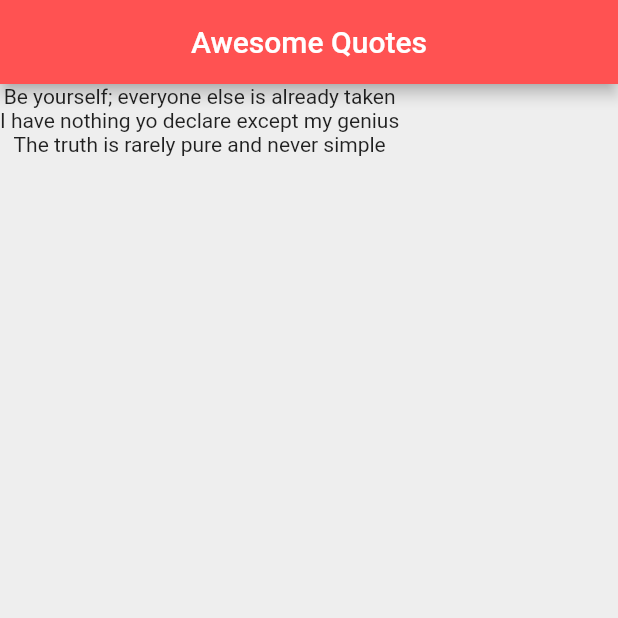
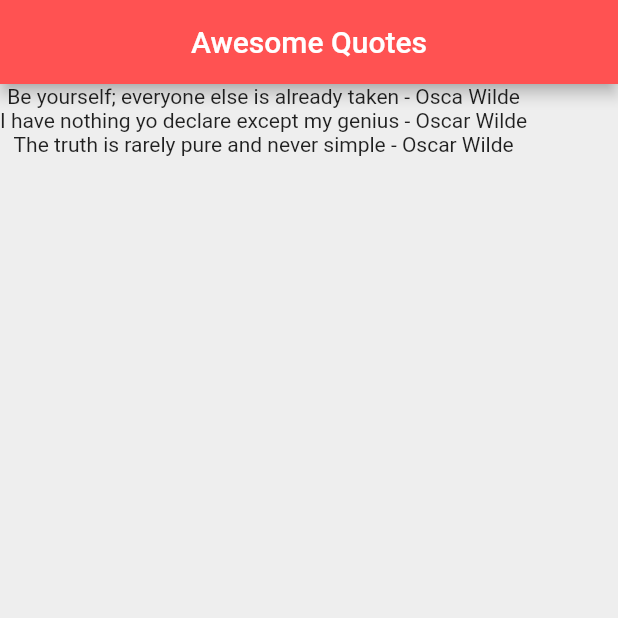
Before and after one commit to kard80/flutter_tutorial, a Flutter app: the screen it shows after launch, on a phone screen of 412 x 824 dp, the top half of it. Run offline on Flutter 3.47's test engine with Material 2 defaults, Android fonts, the phone set to English and light mode, and no system bars.

Commit message:
ep18_custom_class

```diff
--- a/lib/main.dart
+++ b/lib/main.dart
@@ -1,4 +1,5 @@
 import 'package:flutter/material.dart';
+import 'quote.dart';
 
 void main() => runApp(MaterialApp(
       home: QuoteList(),
@@ -12,10 +13,16 @@ class QuoteList extends StatefulWidget {
 }
 
 class _QuoteListState extends State<QuoteList> {
-  List<String> quotes = [
-    'Be yourself; everyone else is already taken',
-    'I have nothing yo declare except my genius',
-    'The truth is rarely pure and never simple'
+  List<Quote> quotes = [
+    Quote(
+        text: 'Be yourself; everyone else is already taken',
+        author: 'Osca Wilde'),
+    Quote(
+        text: 'I have nothing yo declare except my genius',
+        author: 'Oscar Wilde'),
+    Quote(
+        text: 'The truth is rarely pure and never simple',
+        author: 'Oscar Wilde')
   ];
 
   @override
@@ -28,7 +35,9 @@ class _QuoteListState extends State<QuoteList> {
         backgroundColor: Colors.redAccent,
       ),
       body: Column(
-        children: quotes.map((quote) => Text(quote)).toList(),
+        children: quotes
+            .map((quote) => Text('${quote.text} - ${quote.author}'))
+            .toList(),
       ),
     );
   }
--- /dev/null
+++ b/lib/quote.dart
@@ -0,0 +1,6 @@
+class Quote {
+  String text;
+  String author;
+
+  Quote({ required this.text, required this.author });
+}
```
